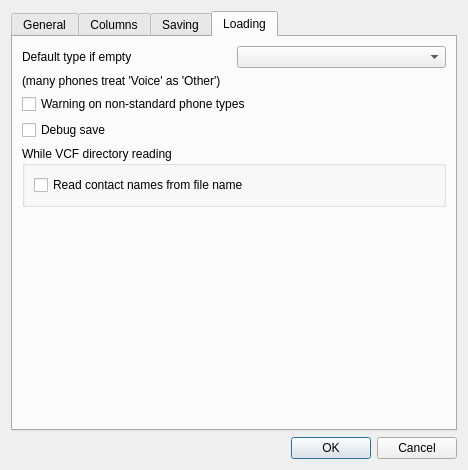
The window that app/settingsdialog.ui (DarkHobbit/doublecontact) describes before a commit, drawn with Qt 5.
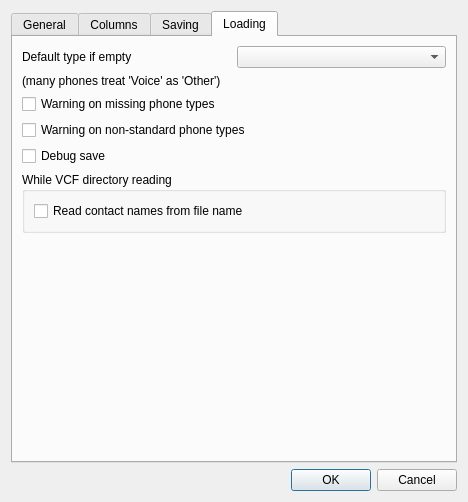
The same window after the commit. The open tabs and pages were chosen to show the change.

Commit message: Warning on missing phone types via vСard opening disabled by default and can be activated in settings

The edit to the form file:
```diff
--- a/app/settingsdialog.ui
+++ b/app/settingsdialog.ui
@@ -7,7 +7,7 @@
     <x>0</x>
     <y>0</y>
     <width>468</width>
-    <height>470</height>
+    <height>502</height>
    </rect>
   </property>
   <property name="windowTitle">
@@ -340,6 +340,13 @@
          </property>
         </widget>
        </item>
+       <item>
+        <widget class="QCheckBox" name="cbWarnOnMissingTypes">
+         <property name="text">
+          <string>Warning on missing phone types</string>
+         </property>
+        </widget>
+       </item>
        <item>
         <widget class="QCheckBox" name="cbWarnOnNonStandardTypes">
          <property name="text">
```
The commit also changes 17 other files.
